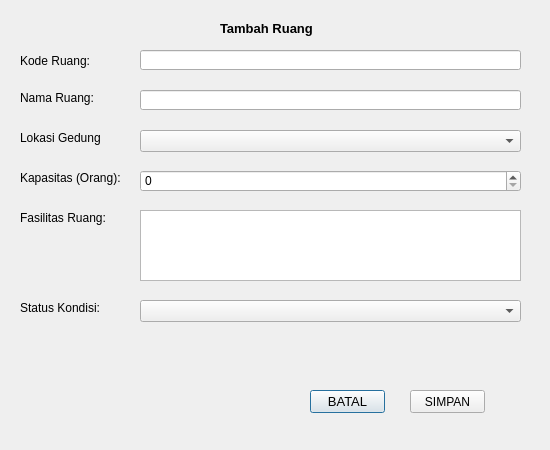
First picture: the form in ui/tambah_ruang_BMN.ui, repository Ariel-F-S/SistemPeminjamanRuangPolinemaKampusKediri, before the edit.
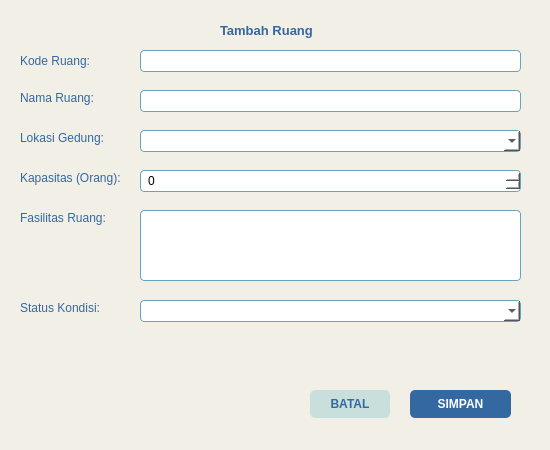
Second picture: the form after the edit. Icons and pictures are not drawn.

What changed in the file:
```diff
--- a/ui/tambah_ruang_BMN.ui
+++ b/ui/tambah_ruang_BMN.ui
@@ -11,7 +11,12 @@
    </rect>
   </property>
   <property name="windowTitle">
-   <string>Dialog</string>
+   <string>Tambah Ruang</string>
+  </property>
+  <property name="styleSheet">
+   <string notr="true">QDialog#Dialog {
+    background-color: #F2EFE7;
+}</string>
   </property>
   <widget class="QLabel" name="label">
    <property name="geometry">
@@ -19,7 +24,7 @@
      <x>220</x>
      <y>20</y>
      <width>121</width>
-     <height>16</height>
+     <height>20</height>
     </rect>
    </property>
    <property name="font">
@@ -29,6 +34,9 @@
      <bold>true</bold>
     </font>
    </property>
+   <property name="styleSheet">
+    <string notr="true">color: #3368A0;</string>
+   </property>
    <property name="text">
     <string>Tambah Ruang</string>
    </property>
@@ -42,6 +50,9 @@
      <height>21</height>
     </rect>
    </property>
+   <property name="styleSheet">
+    <string notr="true">color: #3368A0;</string>
+   </property>
    <property name="text">
     <string>Kode Ruang: </string>
    </property>
@@ -55,6 +66,9 @@
      <height>16</height>
     </rect>
    </property>
+   <property name="styleSheet">
+    <string notr="true">color: #3368A0;</string>
+   </property>
    <property name="text">
     <string>Nama Ruang:</string>
    </property>
@@ -64,10 +78,13 @@
     <rect>
      <x>20</x>
      <y>130</y>
-     <width>81</width>
+     <width>91</width>
      <height>16</height>
     </rect>
    </property>
+   <property name="styleSheet">
+    <string notr="true">color: #3368A0;</string>
+   </property>
    <property name="text">
     <string>Lokasi Gedung:</string>
    </property>
@@ -81,6 +98,9 @@
      <height>16</height>
     </rect>
    </property>
+   <property name="styleSheet">
+    <string notr="true">color: #3368A0;</string>
+   </property>
    <property name="text">
     <string>Kapasitas (Orang):</string>
    </property>
@@ -94,6 +114,9 @@
      <height>16</height>
     </rect>
    </property>
+   <property name="styleSheet">
+    <string notr="true">color: #3368A0;</string>
+   </property>
    <property name="text">
     <string>Fasilitas Ruang:</string>
    </property>
@@ -107,6 +130,9 @@
      <height>16</height>
     </rect>
    </property>
+   <property name="styleSheet">
+    <string notr="true">color: #3368A0;</string>
+   </property>
    <property name="text">
     <string>Status Kondisi:</string>
    </property>
@@ -117,9 +143,15 @@
      <x>140</x>
      <y>50</y>
      <width>381</width>
-     <height>20</height>
+     <height>22</height>
     </rect>
    </property>
+   <property name="styleSheet">
+    <string notr="true">background-color: #FFFFFF;
+border: 1px solid #66A3BF;
+border-radius: 4px;
+padding-left: 5px;</string>
+   </property>
   </widget>
   <widget class="QLineEdit" name="lineEdit_2">
    <property name="geometry">
@@ -127,9 +159,15 @@
      <x>140</x>
      <y>90</y>
      <width>381</width>
-     <height>20</height>
+     <height>22</height>
     </rect>
    </property>
+   <property name="styleSheet">
+    <string notr="true">background-color: #FFFFFF;
+border: 1px solid #66A3BF;
+border-radius: 4px;
+padding-left: 5px;</string>
+   </property>
   </widget>
   <widget class="QComboBox" name="comboBox">
    <property name="geometry">
@@ -140,6 +178,12 @@
      <height>22</height>
     </rect>
    </property>
+   <property name="styleSheet">
+    <string notr="true">background-color: #FFFFFF;
+border: 1px solid #66A3BF;
+border-radius: 4px;
+padding-left: 5px;</string>
+   </property>
   </widget>
   <widget class="QSpinBox" name="spinBox">
    <property name="geometry">
@@ -150,6 +194,12 @@
      <height>22</height>
     </rect>
    </property>
+   <property name="styleSheet">
+    <string notr="true">background-color: #FFFFFF;
+border: 1px solid #66A3BF;
+border-radius: 4px;
+padding-left: 5px;</string>
+   </property>
   </widget>
   <widget class="QTextEdit" name="textEdit">
    <property name="geometry">
@@ -160,6 +210,12 @@
      <height>71</height>
     </rect>
    </property>
+   <property name="styleSheet">
+    <string notr="true">background-color: #FFFFFF;
+border: 1px solid #66A3BF;
+border-radius: 4px;
+padding: 4px;</string>
+   </property>
   </widget>
   <widget class="QComboBox" name="comboBox_2">
    <property name="geometry">
@@ -170,20 +226,33 @@
      <height>22</height>
     </rect>
    </property>
+   <property name="styleSheet">
+    <string notr="true">background-color: #FFFFFF;
+border: 1px solid #66A3BF;
+border-radius: 4px;
+padding-left: 5px;</string>
+   </property>
   </widget>
   <widget class="QPushButton" name="pushButton">
    <property name="geometry">
     <rect>
      <x>310</x>
      <y>390</y>
-     <width>75</width>
-     <height>23</height>
+     <width>80</width>
+     <height>28</height>
     </rect>
    </property>
-   <property name="font">
-    <font>
-     <pointsize>10</pointsize>
-    </font>
+   <property name="styleSheet">
+    <string notr="true">QPushButton {
+    background-color: #C8DFDB;
+    color: #3368A0;
+    border-radius: 5px;
+    font-weight: bold;
+}
+QPushButton:hover {
+    background-color: #66A3BF;
+    color: #FFFFFF;
+}</string>
    </property>
    <property name="text">
     <string>BATAL</string>
@@ -194,10 +263,21 @@
     <rect>
      <x>410</x>
      <y>390</y>
-     <width>75</width>
-     <height>23</height>
+     <width>101</width>
+     <height>28</height>
     </rect>
    </property>
+   <property name="styleSheet">
+    <string notr="true">QPushButton {
+    background-color: #3368A0;
+    color: #FFFFFF;
+    border-radius: 5px;
+    font-weight: bold;
+}
+QPushButton:hover {
+    background-color: #66A3BF;
+}</string>
+   </property>
    <property name="text">
     <string>SIMPAN</string>
    </property>
```
Left out of the diff: 8 changed lines with no effect on the pictures.
